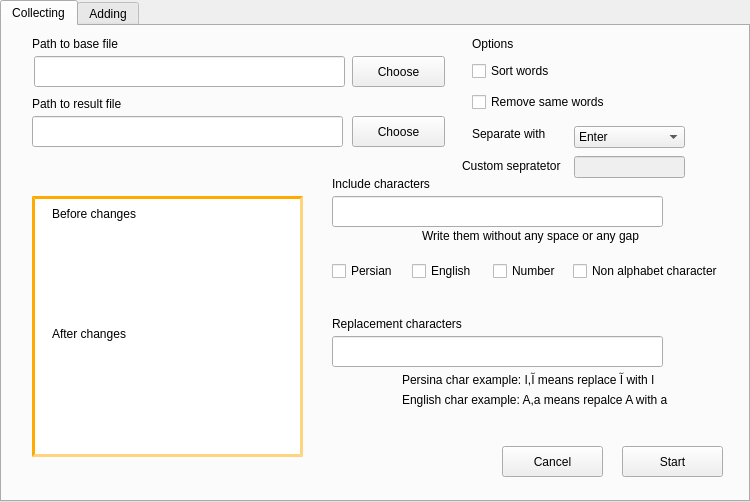
This is CollectingWords/front_end/mainwindow.ui in SyHoMadara/jupyter_code_exporter as Qt 5 draws it before an edit. The edited form follows.
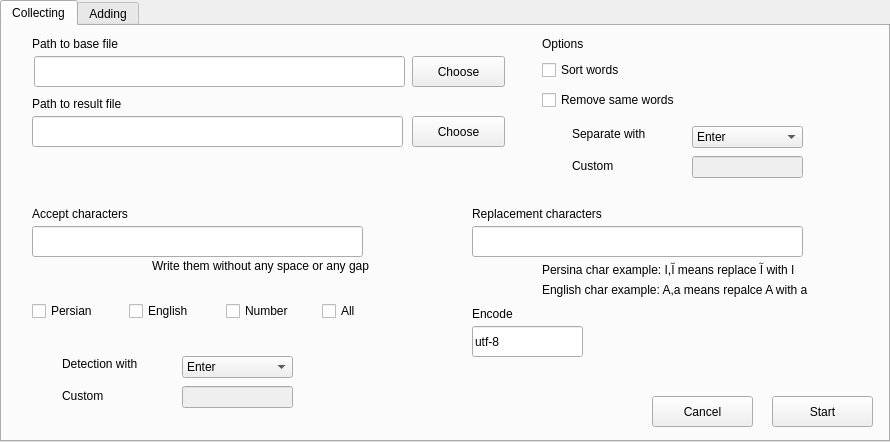
This is the edited form. Icons and pictures are not drawn.

Commit message: add some detection character feature and make look better

Diff of the .ui file:
```diff
--- a/CollectingWords/front_end/mainwindow.ui
+++ b/CollectingWords/front_end/mainwindow.ui
@@ -6,8 +6,8 @@
    <rect>
     <x>0</x>
     <y>0</y>
-    <width>750</width>
-    <height>502</height>
+    <width>890</width>
+    <height>442</height>
    </rect>
   </property>
   <property name="windowTitle">
@@ -27,14 +27,14 @@
    <widget class="QLabel" name="label_14">
     <property name="geometry">
      <rect>
-      <x>460</x>
+      <x>570</x>
       <y>130</y>
       <width>111</width>
       <height>20</height>
      </rect>
     </property>
     <property name="text">
-     <string>Custom sepratetor</string>
+     <string>Custom</string>
     </property>
    </widget>
    <widget class="QLabel" name="label">
@@ -53,8 +53,8 @@
    <widget class="QLabel" name="label_7">
     <property name="geometry">
      <rect>
-      <x>330</x>
-      <y>290</y>
+      <x>470</x>
+      <y>180</y>
       <width>141</width>
       <height>16</height>
      </rect>
@@ -66,8 +66,8 @@
    <widget class="QLabel" name="label_13">
     <property name="geometry">
      <rect>
-      <x>400</x>
-      <y>364</y>
+      <x>540</x>
+      <y>254</y>
       <width>311</width>
       <height>20</height>
      </rect>
@@ -79,7 +79,7 @@
    <widget class="QPushButton" name="btnBrowsResource">
     <property name="geometry">
      <rect>
-      <x>350</x>
+      <x>410</x>
       <y>30</y>
       <width>93</width>
       <height>31</height>
@@ -92,20 +92,20 @@
    <widget class="QLabel" name="label_3">
     <property name="geometry">
      <rect>
-      <x>330</x>
-      <y>150</y>
+      <x>30</x>
+      <y>180</y>
       <width>141</width>
       <height>16</height>
      </rect>
     </property>
     <property name="text">
-     <string>Include characters</string>
+     <string>Accept characters</string>
     </property>
    </widget>
    <widget class="QComboBox" name="comboBoxSpliter">
     <property name="geometry">
      <rect>
-      <x>572</x>
+      <x>690</x>
       <y>100</y>
       <width>111</width>
       <height>22</height>
@@ -138,7 +138,7 @@
     </property>
     <property name="geometry">
      <rect>
-      <x>572</x>
+      <x>690</x>
       <y>130</y>
       <width>111</width>
       <height>22</height>
@@ -148,7 +148,7 @@
    <widget class="QLabel" name="label_11">
     <property name="geometry">
      <rect>
-      <x>470</x>
+      <x>540</x>
       <y>10</y>
       <width>81</width>
       <height>16</height>
@@ -163,7 +163,7 @@
      <rect>
       <x>30</x>
       <y>90</y>
-      <width>311</width>
+      <width>371</width>
       <height>31</height>
      </rect>
     </property>
@@ -173,47 +173,17 @@
      <rect>
       <x>32</x>
       <y>30</y>
-      <width>311</width>
+      <width>371</width>
       <height>31</height>
      </rect>
     </property>
    </widget>
-   <widget class="QWidget" name="horizontalLayoutWidget_3">
-    <property name="geometry">
-     <rect>
-      <x>470</x>
-      <y>30</y>
-      <width>261</width>
-      <height>61</height>
-     </rect>
-    </property>
-    <layout class="QHBoxLayout" name="horizontalLayout_4">
-     <item>
-      <layout class="QVBoxLayout" name="verticalLayout_3">
-       <item>
-        <widget class="QCheckBox" name="checkBoxSortWords">
-         <property name="text">
-          <string>Sort words</string>
-         </property>
-        </widget>
-       </item>
-       <item>
-        <widget class="QCheckBox" name="checkBoxMakeUniqWords">
-         <property name="text">
-          <string>Remove same words</string>
-         </property>
-        </widget>
-       </item>
-      </layout>
-     </item>
-    </layout>
-   </widget>
    <widget class="QWidget" name="horizontalLayoutWidget">
     <property name="geometry">
      <rect>
-      <x>330</x>
-      <y>220</y>
-      <width>391</width>
+      <x>30</x>
+      <y>260</y>
+      <width>381</width>
       <height>51</height>
      </rect>
     </property>
@@ -245,7 +215,7 @@
      <item>
       <widget class="QCheckBox" name="checkBoxNonAlphabetChar">
        <property name="text">
-        <string>Non alphabet character</string>
+        <string>All</string>
        </property>
       </widget>
      </item>
@@ -254,7 +224,7 @@
    <widget class="QPushButton" name="btnBrowsResult">
     <property name="geometry">
      <rect>
-      <x>350</x>
+      <x>410</x>
       <y>90</y>
       <width>93</width>
       <height>31</height>
@@ -267,8 +237,8 @@
    <widget class="QLineEdit" name="lineEditReplacements">
     <property name="geometry">
      <rect>
-      <x>330</x>
-      <y>310</y>
+      <x>470</x>
+      <y>200</y>
       <width>331</width>
       <height>31</height>
      </rect>
@@ -283,8 +253,8 @@
    <widget class="QLabel" name="label_8">
     <property name="geometry">
      <rect>
-      <x>400</x>
-      <y>343</y>
+      <x>540</x>
+      <y>233</y>
       <width>311</width>
       <height>20</height>
      </rect>
@@ -296,8 +266,8 @@
    <widget class="QLabel" name="label_5">
     <property name="geometry">
      <rect>
-      <x>420</x>
-      <y>200</y>
+      <x>150</x>
+      <y>230</y>
       <width>281</width>
       <height>20</height>
      </rect>
@@ -309,8 +279,8 @@
    <widget class="QLabel" name="label_6">
     <property name="geometry">
      <rect>
-      <x>540</x>
-      <y>330</y>
+      <x>680</x>
+      <y>220</y>
       <width>121</width>
       <height>20</height>
      </rect>
@@ -322,8 +292,8 @@
    <widget class="QLabel" name="label_4">
     <property name="geometry">
      <rect>
-      <x>540</x>
-      <y>200</y>
+      <x>560</x>
+      <y>190</y>
       <width>121</width>
       <height>20</height>
      </rect>
@@ -335,8 +305,8 @@
    <widget class="QLineEdit" name="lineEditIncludedChars">
     <property name="geometry">
      <rect>
-      <x>330</x>
-      <y>170</y>
+      <x>30</x>
+      <y>200</y>
       <width>331</width>
       <height>31</height>
      </rect>
@@ -360,8 +330,8 @@
    <widget class="QPushButton" name="pushButtonCancel">
     <property name="geometry">
      <rect>
-      <x>500</x>
-      <y>420</y>
+      <x>650</x>
+      <y>370</y>
       <width>101</width>
       <height>31</height>
      </rect>
@@ -383,26 +353,10 @@
      <string>Path to result file</string>
     </property>
    </widget>
-   <widget class="QWidget" name="widget_show_example" native="true">
-    <property name="geometry">
-     <rect>
-      <x>30</x>
-      <y>170</y>
-      <width>271</width>
-      <height>261</height>
-     </rect>
-    </property>
-    <property name="styleSheet">
-     <string notr="true">background-color: rgb(255, 255, 255);
-border-color: rgb(255, 170, 0);
-border-width: 3px;
-border-style: inset;</string>
-    </property>
-   </widget>
    <widget class="QLabel" name="label_12">
     <property name="geometry">
      <rect>
-      <x>470</x>
+      <x>570</x>
       <y>100</y>
       <width>101</width>
       <height>16</height>
@@ -415,8 +369,8 @@
    <widget class="QPushButton" name="pushButtonStart">
     <property name="geometry">
      <rect>
-      <x>620</x>
-      <y>420</y>
+      <x>770</x>
+      <y>370</y>
       <width>101</width>
       <height>31</height>
      </rect>
@@ -425,62 +379,145 @@
      <string>Start</string>
     </property>
    </widget>
-   <widget class="QLabel" name="label_9">
+   <widget class="QLabel" name="labelWarnings">
     <property name="geometry">
      <rect>
-      <x>50</x>
-      <y>180</y>
-      <width>111</width>
-      <height>16</height>
+      <x>30</x>
+      <y>340</y>
+      <width>371</width>
+      <height>41</height>
      </rect>
     </property>
+    <property name="styleSheet">
+     <string notr="true">color: rgb(255, 0, 0);
+font: 75 10pt &quot;MS Shell Dlg 2&quot;;</string>
+    </property>
     <property name="text">
-     <string>Before changes</string>
+     <string/>
     </property>
    </widget>
-   <widget class="QLabel" name="label_10">
+   <widget class="QLineEdit" name="lineEditEncode">
     <property name="geometry">
      <rect>
-      <x>50</x>
+      <x>470</x>
       <y>300</y>
-      <width>91</width>
+      <width>111</width>
+      <height>31</height>
+     </rect>
+    </property>
+    <property name="styleSheet">
+     <string notr="true">font: 75 10pt &quot;MS Shell Dlg 2&quot;;</string>
+    </property>
+    <property name="text">
+     <string>utf-8</string>
+    </property>
+   </widget>
+   <widget class="QLabel" name="label_9">
+    <property name="geometry">
+     <rect>
+      <x>470</x>
+      <y>280</y>
+      <width>55</width>
       <height>16</height>
      </rect>
     </property>
     <property name="text">
-     <string>After changes</string>
+     <string>Encode</string>
     </property>
    </widget>
-   <widget class="QLabel" name="lbl_show_result_2">
+   <widget class="QWidget" name="">
     <property name="geometry">
      <rect>
-      <x>50</x>
-      <y>330</y>
-      <width>221</width>
-      <height>81</height>
+      <x>540</x>
+      <y>30</y>
+      <width>259</width>
+      <height>59</height>
      </rect>
     </property>
-    <property name="styleSheet">
-     <string notr="true">font: 75 9pt &quot;MS Shell Dlg 2&quot;;</string>
+    <layout class="QVBoxLayout" name="verticalLayout_3">
+     <item>
+      <widget class="QCheckBox" name="checkBoxSortWords">
+       <property name="text">
+        <string>Sort words</string>
+       </property>
+      </widget>
+     </item>
+     <item>
+      <widget class="QCheckBox" name="checkBoxMakeUniqWords">
+       <property name="text">
+        <string>Remove same words</string>
+       </property>
+      </widget>
+     </item>
+    </layout>
+   </widget>
+   <widget class="QLabel" name="label_15">
+    <property name="geometry">
+     <rect>
+      <x>60</x>
+      <y>360</y>
+      <width>61</width>
+      <height>20</height>
+     </rect>
     </property>
     <property name="text">
-     <string/>
+     <string>Custom </string>
     </property>
    </widget>
-   <widget class="QLabel" name="lbl_show_result">
+   <widget class="QLineEdit" name="lineEditCustomDetection">
+    <property name="enabled">
+     <bool>false</bool>
+    </property>
     <property name="geometry">
      <rect>
-      <x>50</x>
-      <y>210</y>
-      <width>221</width>
-      <height>81</height>
+      <x>180</x>
+      <y>360</y>
+      <width>111</width>
+      <height>22</height>
      </rect>
     </property>
-    <property name="styleSheet">
-     <string notr="true">font: 75 9pt &quot;MS Shell Dlg 2&quot;;</string>
+   </widget>
+   <widget class="QComboBox" name="comboBoxDetection">
+    <property name="geometry">
+     <rect>
+      <x>180</x>
+      <y>330</y>
+      <width>111</width>
+      <height>22</height>
+     </rect>
     </property>
+    <item>
+     <property name="text">
+      <string>Enter</string>
+     </property>
+    </item>
+    <item>
+     <property name="text">
+      <string>Space</string>
+     </property>
+    </item>
+    <item>
+     <property name="text">
+      <string>Cama</string>
+     </property>
+    </item>
+    <item>
+     <property name="text">
+      <string>Custom</string>
+     </property>
+    </item>
+   </widget>
+   <widget class="QLabel" name="label_17">
+    <property name="geometry">
+     <rect>
+      <x>60</x>
+      <y>330</y>
+      <width>101</width>
+      <height>16</height>
+     </rect>
+    </property>
     <property name="text">
-     <string/>
+     <string>Detection with</string>
     </property>
    </widget>
   </widget>
```
Left out of the diff: 16 changed lines with no effect on the pictures. The commit also changes 2 other files.
